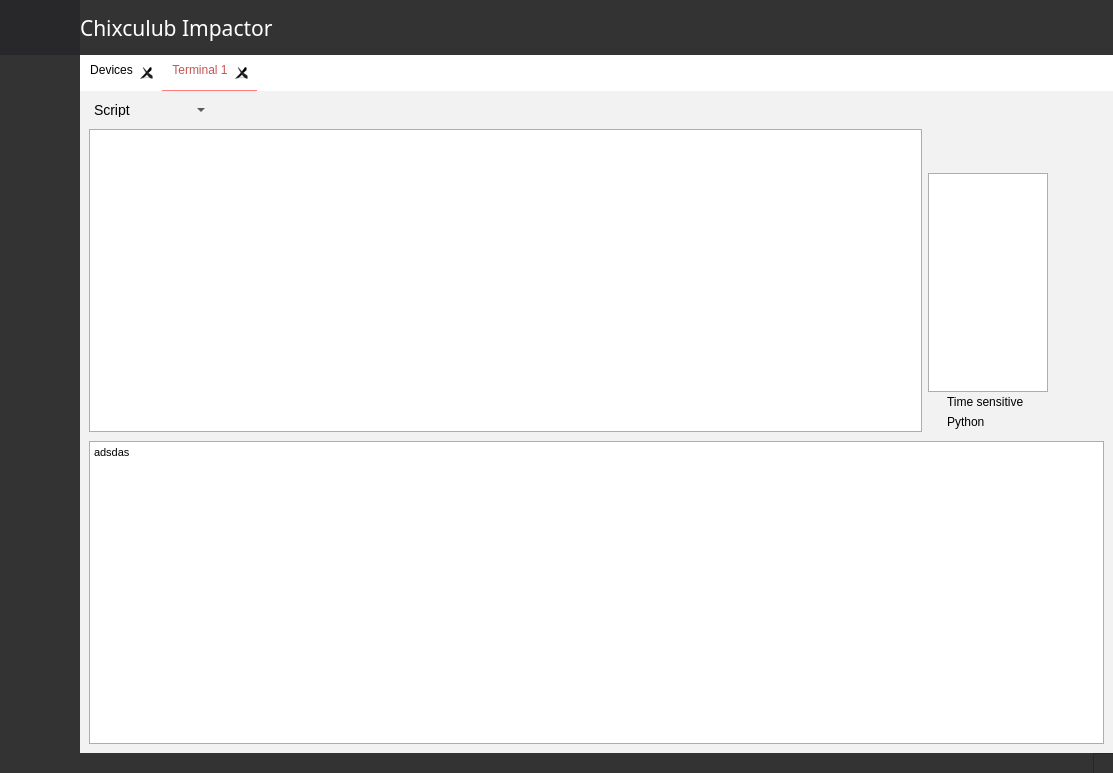
Old version of the form MainWindow.ui in the repository HusseinElsherbini/Chixculub-Impactor.
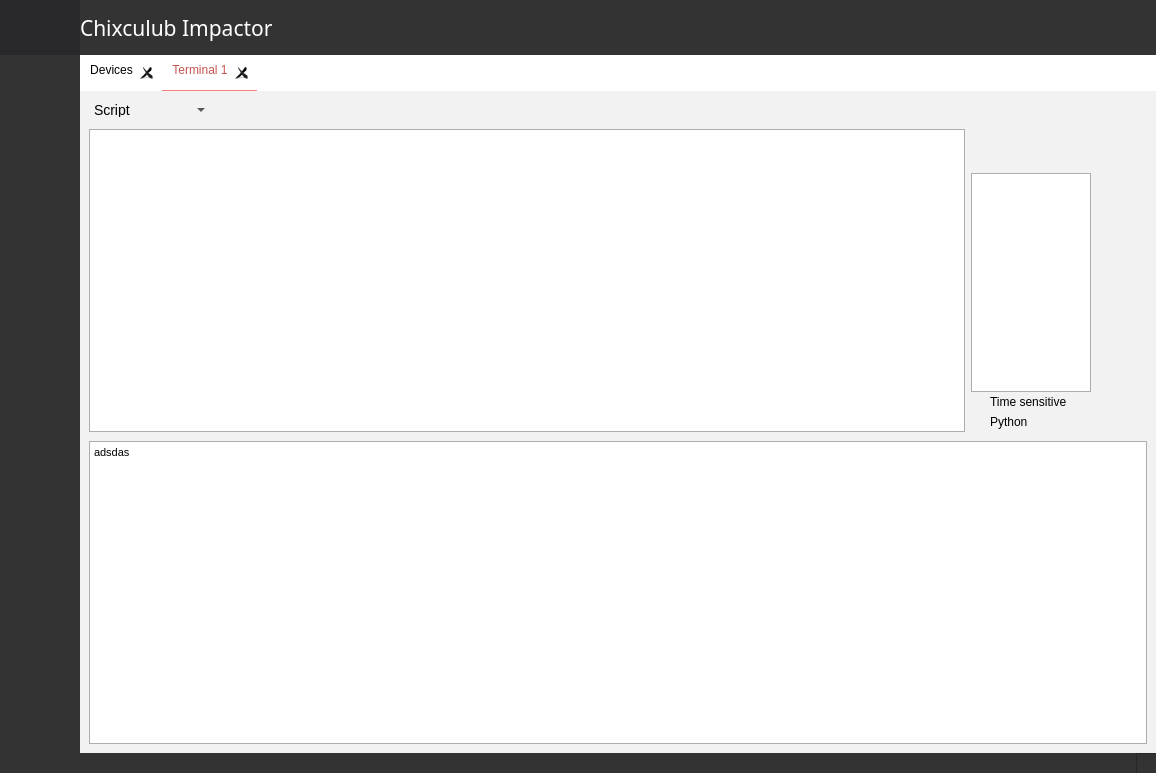
New version of the form. Icons and pictures are not drawn.

Commit message: updated script area

What changed in the file:
```diff
--- a/MainWindow.ui
+++ b/MainWindow.ui
@@ -6,7 +6,7 @@
    <rect>
     <x>0</x>
     <y>0</y>
-    <width>1113</width>
+    <width>1156</width>
     <height>773</height>
    </rect>
   </property>
@@ -1490,7 +1490,7 @@
                         <rect>
                          <x>0</x>
                          <y>0</y>
-                         <width>1013</width>
+                         <width>1056</width>
                          <height>642</height>
                         </rect>
                        </property>
@@ -1691,11 +1691,35 @@
                            <item>
                             <widget class="QFrame" name="frame_22">
                              <property name="frameShape">
-                              <enum>QFrame::StyledPanel</enum>
+                              <enum>QFrame::NoFrame</enum>
                              </property>
                              <property name="frameShadow">
-                              <enum>QFrame::Raised</enum>
+                              <enum>QFrame::Plain</enum>
                              </property>
+                             <layout class="QVBoxLayout" name="verticalLayout_28">
+                              <property name="spacing">
+                               <number>0</number>
+                              </property>
+                              <property name="leftMargin">
+                               <number>0</number>
+                              </property>
+                              <property name="topMargin">
+                               <number>0</number>
+                              </property>
+                              <property name="rightMargin">
+                               <number>0</number>
+                              </property>
+                              <property name="bottomMargin">
+                               <number>0</number>
+                              </property>
+                              <item>
+                               <widget class="QLabel" name="scriptStatusLabel">
+                                <property name="text">
+                                 <string/>
+                                </property>
+                               </widget>
+                              </item>
+                             </layout>
                             </widget>
                            </item>
                           </layout>
```
Left out of the diff: 2 changed lines with no effect on the pictures. The commit also changes 5 other files.
